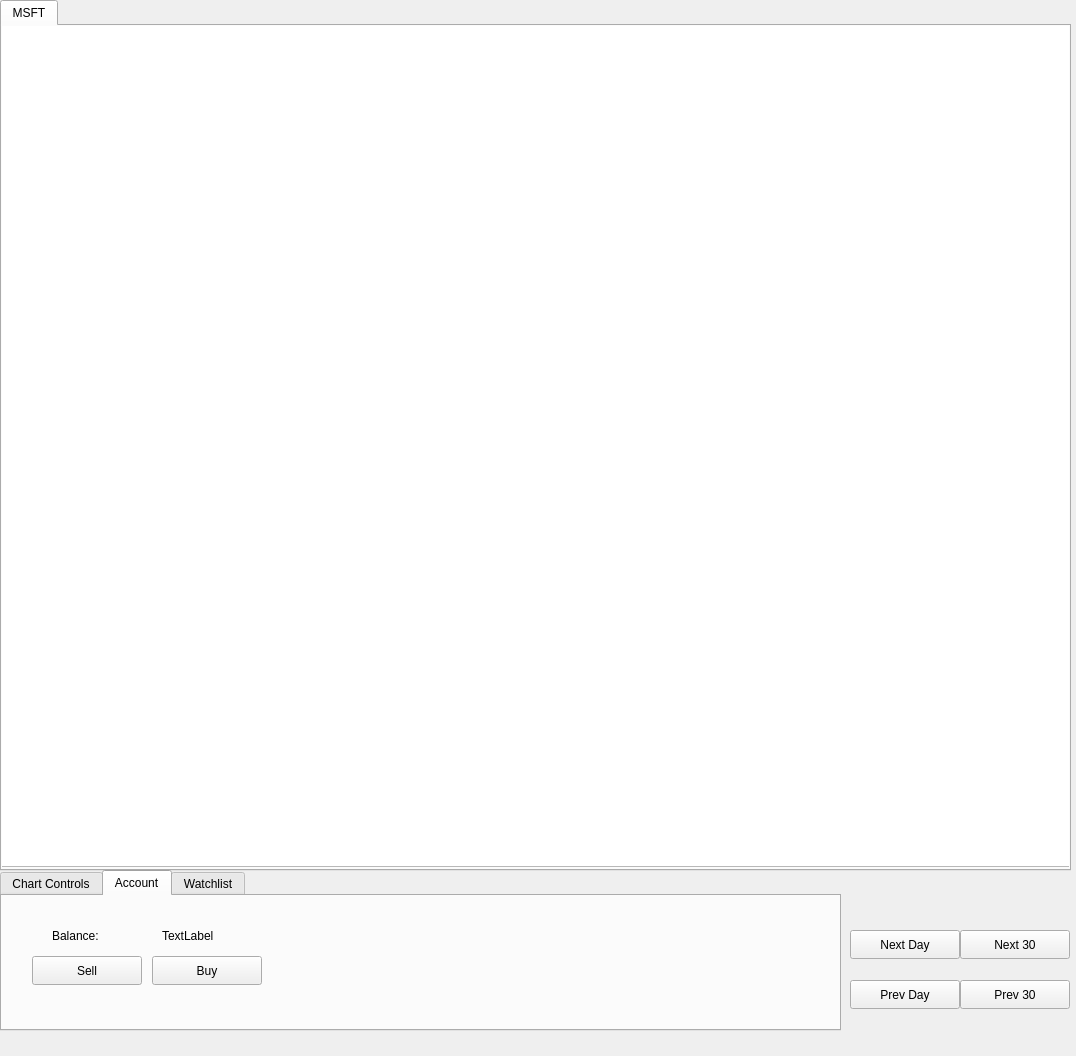
Qt form chartWidget.ui (ellamental/pyTrade) before a commit.
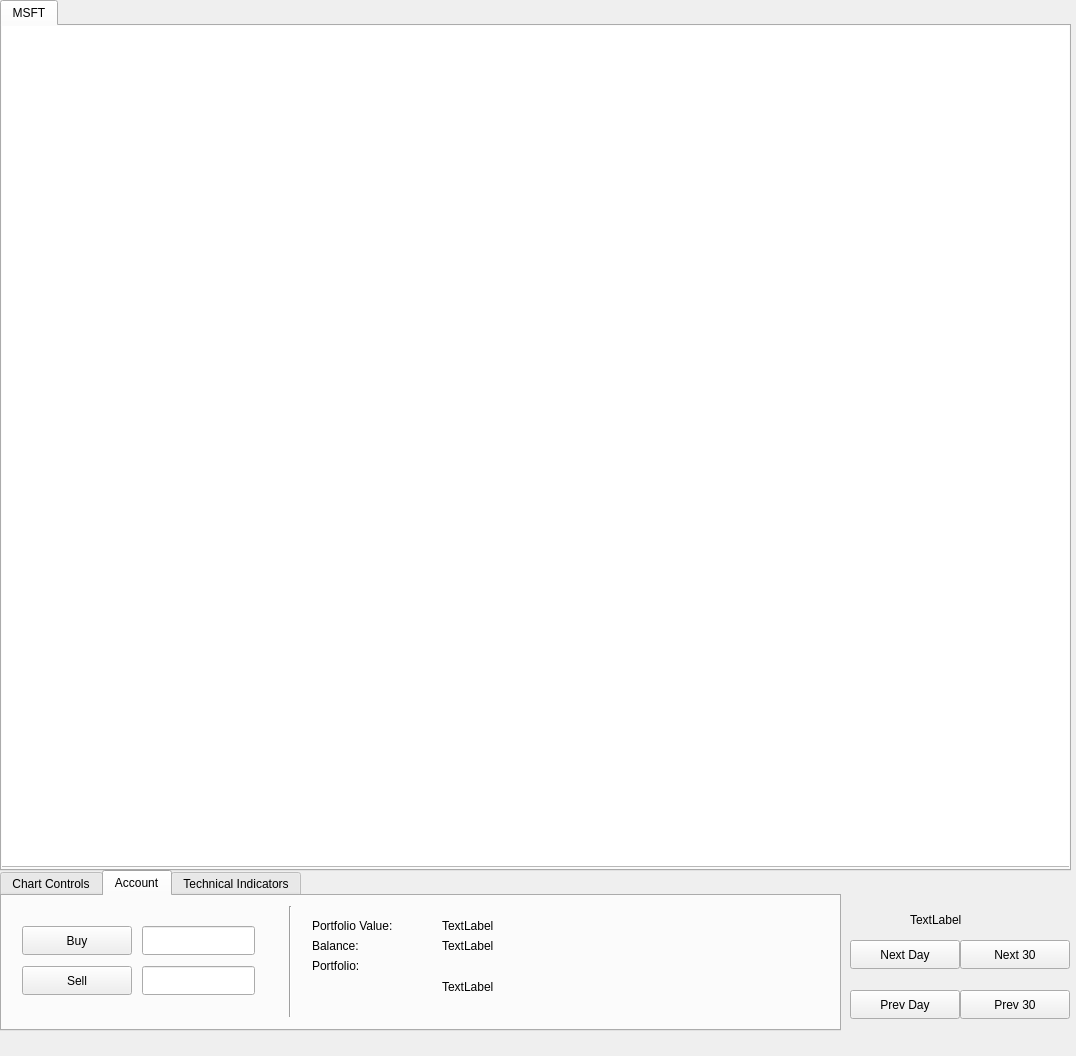
The same form after that commit. The open tabs and pages were chosen to show the change.

Commit message:
Updated Account Interface
Arbitrary number of shares may now be purchased or sold
You cannot sell a stock you don't own.  Fixes previous bug where you could
  buy MSFT for $25 then go to IBM and sell your MSFT shares at IBM prices.

```diff
--- a/chartWidget.ui
+++ b/chartWidget.ui
@@ -167,8 +167,8 @@
     <widget class="QPushButton" name="buy">
      <property name="geometry">
       <rect>
-       <x>150</x>
-       <y>60</y>
+       <x>20</x>
+       <y>30</y>
        <width>110</width>
        <height>29</height>
       </rect>
@@ -180,8 +180,8 @@
     <widget class="QPushButton" name="sell">
      <property name="geometry">
       <rect>
-       <x>30</x>
-       <y>60</y>
+       <x>20</x>
+       <y>70</y>
        <width>110</width>
        <height>29</height>
       </rect>
@@ -193,9 +193,9 @@
     <widget class="QLabel" name="showBalance">
      <property name="geometry">
       <rect>
-       <x>160</x>
-       <y>30</y>
-       <width>101</width>
+       <x>440</x>
+       <y>40</y>
+       <width>111</width>
        <height>20</height>
       </rect>
      </property>
@@ -206,9 +206,9 @@
     <widget class="QLabel" name="balanceLabel">
      <property name="geometry">
       <rect>
-       <x>50</x>
-       <y>30</y>
-       <width>71</width>
+       <x>310</x>
+       <y>40</y>
+       <width>81</width>
        <height>19</height>
       </rect>
      </property>
@@ -216,10 +216,95 @@
       <string>Balance:</string>
      </property>
     </widget>
+    <widget class="QLineEdit" name="buyShares">
+     <property name="geometry">
+      <rect>
+       <x>140</x>
+       <y>30</y>
+       <width>113</width>
+       <height>29</height>
+      </rect>
+     </property>
+    </widget>
+    <widget class="QLineEdit" name="sellShares">
+     <property name="geometry">
+      <rect>
+       <x>140</x>
+       <y>70</y>
+       <width>113</width>
+       <height>29</height>
+      </rect>
+     </property>
+    </widget>
+    <widget class="Line" name="line_3">
+     <property name="geometry">
+      <rect>
+       <x>280</x>
+       <y>10</y>
+       <width>16</width>
+       <height>111</height>
+      </rect>
+     </property>
+     <property name="orientation">
+      <enum>Qt::Vertical</enum>
+     </property>
+    </widget>
+    <widget class="QLabel" name="label_portfolioValue">
+     <property name="geometry">
+      <rect>
+       <x>310</x>
+       <y>20</y>
+       <width>121</width>
+       <height>19</height>
+      </rect>
+     </property>
+     <property name="text">
+      <string>Portfolio Value:</string>
+     </property>
+    </widget>
+    <widget class="QLabel" name="showPortfolioValue">
+     <property name="geometry">
+      <rect>
+       <x>440</x>
+       <y>20</y>
+       <width>121</width>
+       <height>19</height>
+      </rect>
+     </property>
+     <property name="text">
+      <string>TextLabel</string>
+     </property>
+    </widget>
+    <widget class="QLabel" name="label_portfolio">
+     <property name="geometry">
+      <rect>
+       <x>310</x>
+       <y>60</y>
+       <width>81</width>
+       <height>19</height>
+      </rect>
+     </property>
+     <property name="text">
+      <string>Portfolio:</string>
+     </property>
+    </widget>
+    <widget class="QLabel" name="showPortfolio">
+     <property name="geometry">
+      <rect>
+       <x>440</x>
+       <y>60</y>
+       <width>381</width>
+       <height>61</height>
+      </rect>
+     </property>
+     <property name="text">
+      <string>TextLabel</string>
+     </property>
+    </widget>
    </widget>
    <widget class="QWidget" name="tab_3">
     <attribute name="title">
-     <string>Watchlist</string>
+     <string>Technical Indicators</string>
     </attribute>
     <widget class="QLineEdit" name="symbolEntry">
      <property name="geometry">
@@ -276,7 +361,7 @@
    <property name="geometry">
     <rect>
      <x>850</x>
-     <y>930</y>
+     <y>940</y>
      <width>110</width>
      <height>29</height>
     </rect>
@@ -289,7 +374,7 @@
    <property name="geometry">
     <rect>
      <x>960</x>
-     <y>930</y>
+     <y>940</y>
      <width>110</width>
      <height>29</height>
     </rect>
@@ -302,7 +387,7 @@
    <property name="geometry">
     <rect>
      <x>960</x>
-     <y>980</y>
+     <y>990</y>
      <width>110</width>
      <height>29</height>
     </rect>
@@ -315,7 +400,7 @@
    <property name="geometry">
     <rect>
      <x>850</x>
-     <y>980</y>
+     <y>990</y>
      <width>110</width>
      <height>29</height>
     </rect>
@@ -357,6 +442,19 @@
     </widget>
    </widget>
   </widget>
+  <widget class="QLabel" name="currentDayLabel">
+   <property name="geometry">
+    <rect>
+     <x>910</x>
+     <y>910</y>
+     <width>101</width>
+     <height>19</height>
+    </rect>
+   </property>
+   <property name="text">
+    <string>TextLabel</string>
+   </property>
+  </widget>
  </widget>
  <resources/>
  <connections/>
```
Left out of the diff: 124 changed lines with no effect on the pictures. The commit also changes 2 other files.
